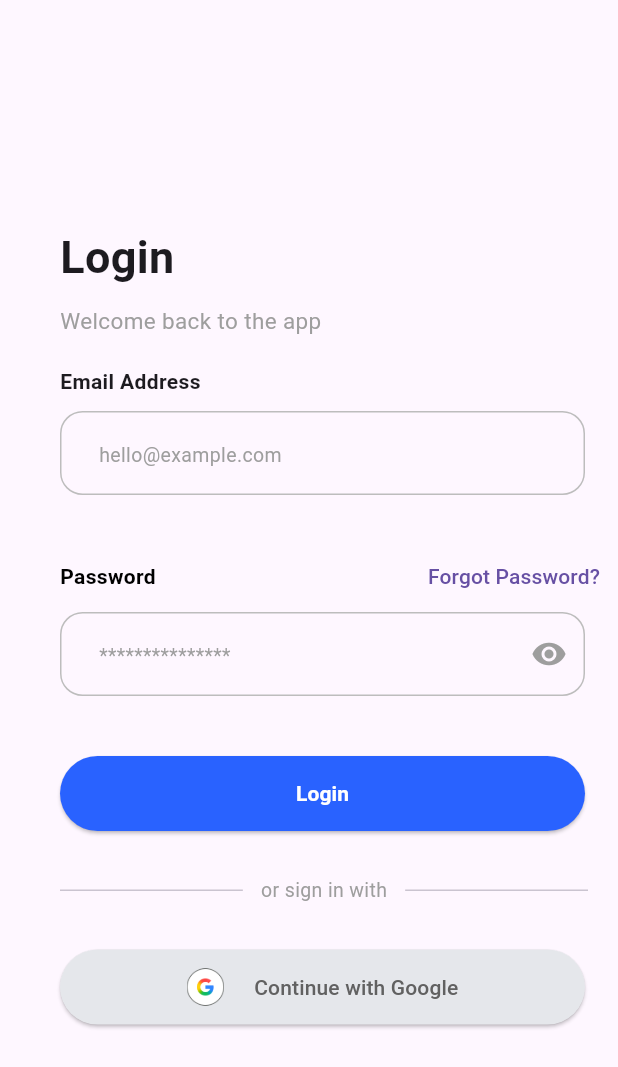
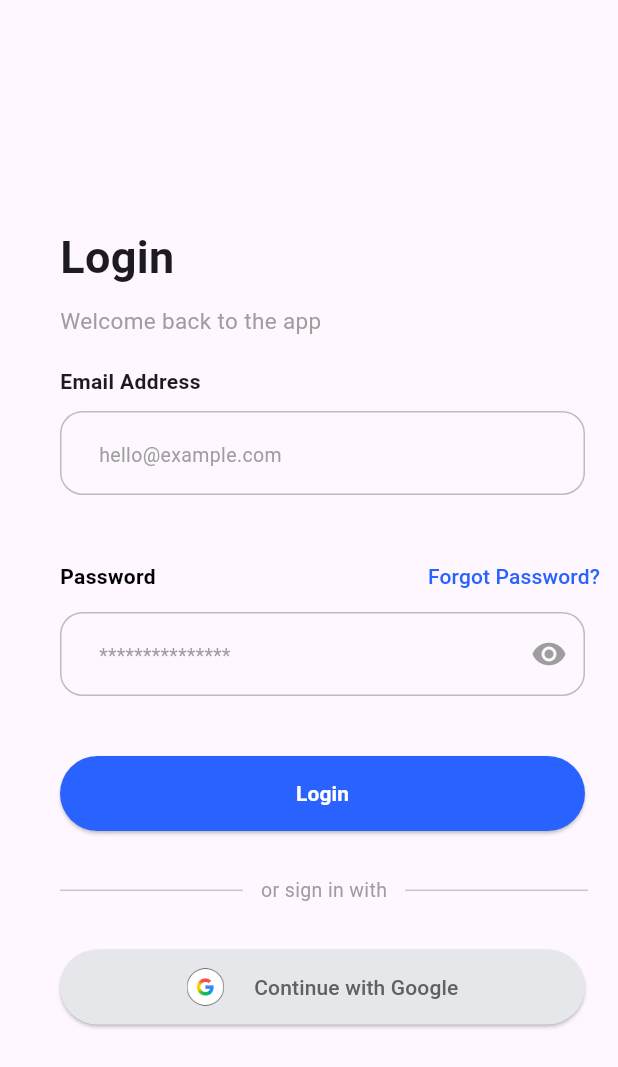
Before and after one commit to nsompi-diella/flutter-ui-practice, a Flutter app: the screen it shows after launch, on a phone screen of 412 x 824 dp. Shown: the top 1067 px of the screen. Run offline on Flutter 3.47's test engine with Material 3 defaults, Android fonts, the phone set to English and light mode, and no system bars.

Commit message:
feat(login-widgets): Update Formvalidation

```diff
--- a/simple-login-ui/login_ui/lib/features/loginpage/widgets/formvalidation.dart
+++ b/simple-login-ui/login_ui/lib/features/loginpage/widgets/formvalidation.dart
@@ -53,14 +53,19 @@ class _Home extends State<Formvalidation> {
                 ),
               ),
 
-              TextButton(onPressed: () {}, child: Text('Forgot Password?')),
+              TextButton(
+                onPressed: () {},
+                child: Text(
+                  'Forgot Password?',
+                  style: TextStyle(color: Colors.blueAccent.shade700),
+                ),
+              ),
             ],
           ),
         ),
         SizedBox(
           width: 350,
           child: TextFormField(
-
             cursorColor: Colors.grey,
             decoration: InputDecoration(
               suffixIcon: IconButton(
```
